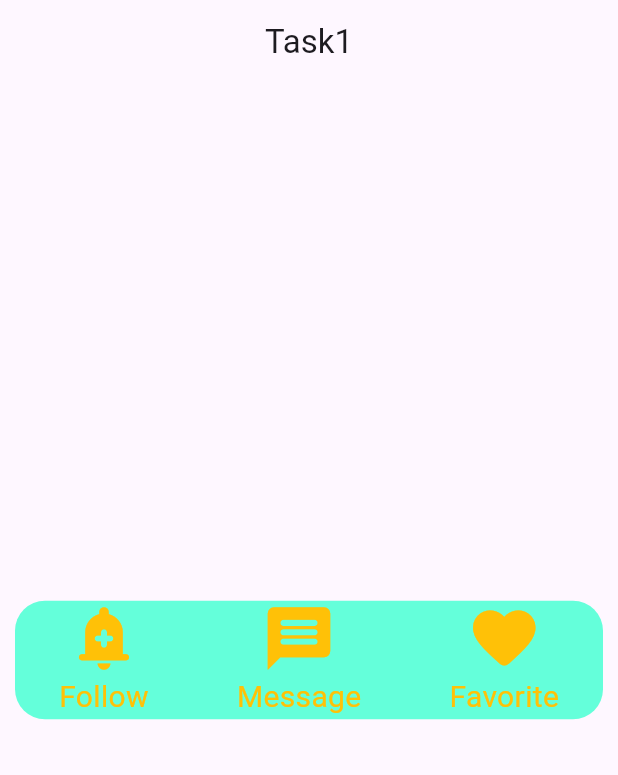
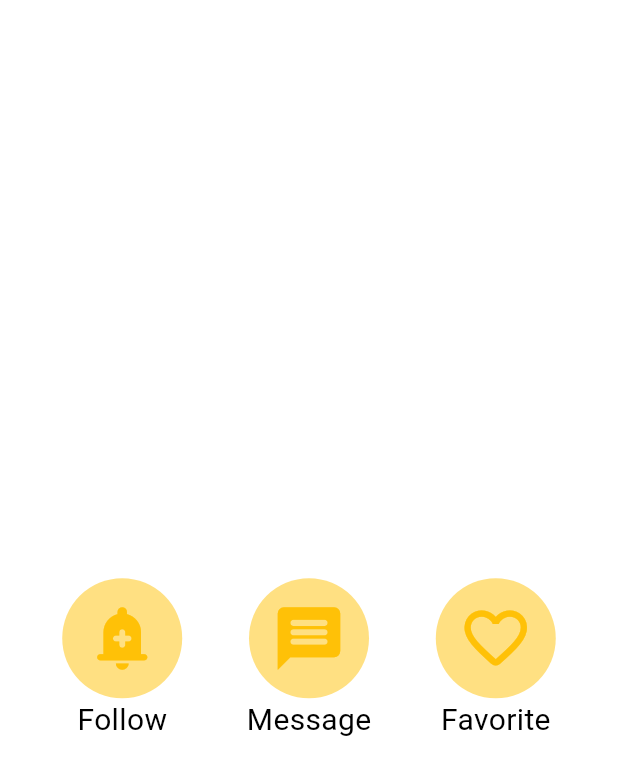
Before and after one commit to Faizan-glitch-os/smit_flutter_inHome_task1, a Flutter app: the screen it shows after launch, on a phone screen of 412 x 824 dp. Shown: the top 775 px of the screen. Run offline on Flutter 3.47's test engine with Material 3 defaults, Android fonts, the phone set to English and light mode, and no system bars.

Commit message:
Task1 completed successfuly and optimized

```diff
--- a/lib/main.dart
+++ b/lib/main.dart
@@ -16,9 +16,14 @@ class Task1 extends StatelessWidget {
   @override
   Widget build(BuildContext context) {
     return Scaffold(
+      backgroundColor: Colors.white10,
       appBar: AppBar(
+        backgroundColor: Colors.white12,
         title: Center(
-          child: Text(title),
+          child: Text(
+            title,
+            style: TextStyle(color: Colors.white),
+          ),
         ),
       ),
       body: Column(
@@ -26,49 +31,80 @@ class Task1 extends StatelessWidget {
         children: [
           Container(
             margin: const EdgeInsets.all(10),
+            padding: const EdgeInsets.all(10),
             decoration: BoxDecoration(
-              color: Colors.tealAccent,
+              color: Colors.white,
               borderRadius: BorderRadius.circular(20),
             ),
-            child: const Row(
+            child: Row(
               mainAxisAlignment: MainAxisAlignment.spaceAround,
               children: [
                 Column(
                   children: [
-                    Icon(
+                    Container(
+                      padding: const EdgeInsets.all(15),
+                      decoration: BoxDecoration(
+                        shape: BoxShape.circle,
+                        color: Colors.amber[200],
+                      ),
+                      child: Icon(
                         Icons.add_alert_rounded,
                         size: 50,
                         color: Colors.amber,
                       ),
+                    ),
                     Text(
                       "Follow",
-                      style: TextStyle(color: Colors.amber, fontSize: 20),
+                      style: TextStyle(
+                          color: Colors.black,
+                          fontSize: 20,
+                          fontWeight: FontWeight.normal),
                     ),
                   ],
                 ),
                 Column(
                   children: [
-                    Icon(
+                    Container(
+                      padding: EdgeInsets.all(15),
+                      decoration: BoxDecoration(
+                        shape: BoxShape.circle,
+                        color: Colors.amber[200],
+                      ),
+                      child: Icon(
                         Icons.message_rounded,
                         size: 50,
                         color: Colors.amber,
                       ),
+                    ),
                     Text(
                       "Message",
-                      style: TextStyle(color: Colors.amber, fontSize: 20),
+                      style: TextStyle(
+                          color: Colors.black,
+                          fontSize: 20,
+                          fontWeight: FontWeight.normal),
                     ),
                   ],
                 ),
                 Column(
                   children: [
-                    Icon(
-                      Icons.favorite_rounded,
+                    Container(
+                      padding: EdgeInsets.all(15),
+                      decoration: BoxDecoration(
+                        shape: BoxShape.circle,
+                        color: Colors.amber[200],
+                      ),
+                      child: Icon(
+                        Icons.favorite_border_rounded,
                         size: 50,
                         color: Colors.amber,
                       ),
+                    ),
                     Text(
                       "Favorite",
-                      style: TextStyle(color: Colors.amber, fontSize: 20),
+                      style: TextStyle(
+                          color: Colors.black,
+                          fontSize: 20,
+                          fontWeight: FontWeight.normal),
                     ),
                   ],
                 ),
```
Lines whose indentation alone changed are shown as unchanged.
